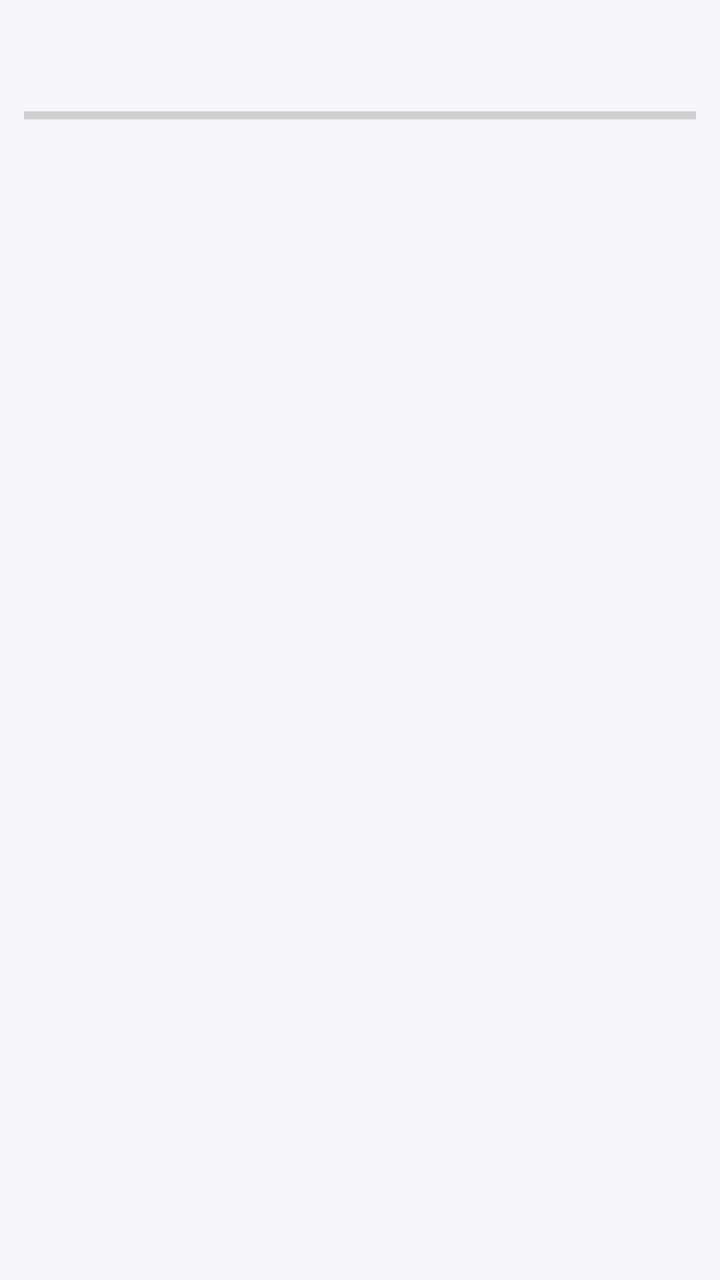
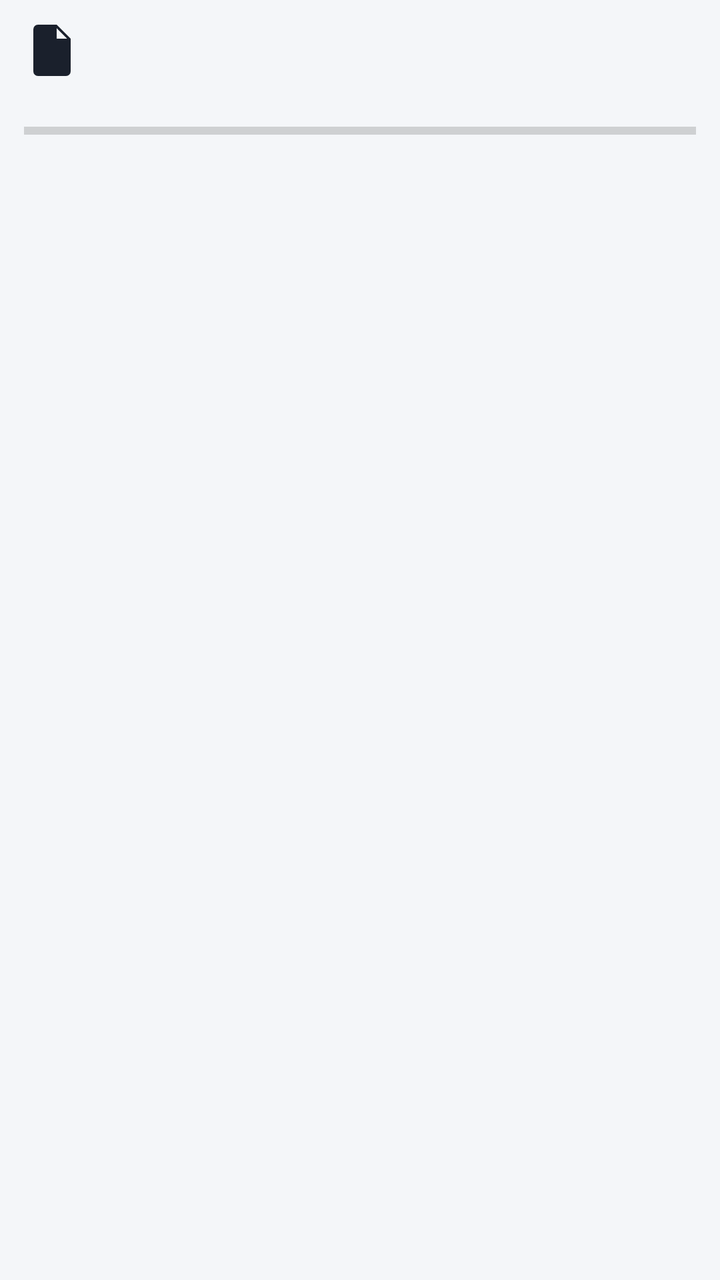

The first picture is an Android layout as it rendered before a commit; the second is the same layout after the commit. The layout source and the unified diff follow.
<!-- AndroidManifest.xml: application theme Theme.ScreenKit -->
<!-- res/layout/item_sync_log.xml -->
<?xml version="1.0" encoding="utf-8"?>
<LinearLayout xmlns:android="http://schemas.android.com/apk/res/android"
    android:layout_width="match_parent"
    android:layout_height="wrap_content"
    android:orientation="vertical"
    android:paddingStart="12dp"
    android:paddingEnd="12dp"
    android:paddingTop="10dp"
    android:paddingBottom="10dp">

    <LinearLayout
        android:layout_width="match_parent"
        android:layout_height="wrap_content"
        android:orientation="horizontal"
        android:gravity="center_vertical">

        <TextView
            android:id="@+id/lbtitle"
            android:layout_width="0dp"
            android:layout_height="wrap_content"
            android:layout_weight="1"
            android:ellipsize="end"
            android:maxLines="1"
            android:textColor="@color/text"
            android:textSize="15sp" />

        <TextView
            android:id="@+id/lbpct"
            android:layout_width="wrap_content"
            android:layout_height="wrap_content"
            android:layout_marginStart="8dp"
            android:textColor="@color/muted"
            android:textSize="12sp" />
    </LinearLayout>

    <TextView
        android:id="@+id/lbsub"
        android:layout_width="match_parent"
        android:layout_height="wrap_content"
        android:layout_marginTop="2dp"
        android:ellipsize="end"
        android:maxLines="1"
        android:textColor="@color/muted"
        android:textSize="12sp" />

    <ProgressBar
        android:id="@+id/bar"
        style="?android:attr/progressBarStyleHorizontal"
        android:layout_width="match_parent"
        android:layout_height="6dp"
        android:layout_marginTop="6dp"
        android:max="100"
        android:progress="0" />
</LinearLayout>
<!-- resources referenced by this layout -->
<resources>
  <color name="muted">#718096</color>
  <color name="text">#1A202C</color>
  <style name="Theme.ScreenKit" parent="Theme.MaterialComponents.DayNight.DarkActionBar">
          <item name="android:windowBackground">@color/bg</item>
          <item name="colorPrimary">@color/accent</item>
          <item name="colorPrimaryVariant">@color/accent_dark</item>
          <item name="colorOnPrimary">#FFFFFF</item>
          <item name="colorAccent">@color/accent</item>
          <item name="android:statusBarColor">@color/accent_dark</item>
      </style>
  <color name="bg">#F4F6F9</color>
  <color name="accent">#3B82F6</color>
  <color name="accent_dark">#2563EB</color>
</resources>

<!-- the commit's change to res/layout/item_sync_log.xml (unified diff, before → after) -->
@@ -13,6 +13,14 @@
         android:layout_height="wrap_content"
         android:orientation="horizontal"
         android:gravity="center_vertical">
+
+        <ImageView
+            android:id="@+id/icfile"
+            android:layout_width="28dp"
+            android:layout_height="28dp"
+            android:layout_marginEnd="8dp"
+            android:contentDescription="@null"
+            android:src="@drawable/ic_file" />
 
         <TextView
             android:id="@+id/lbtitle"
<!-- resource entries referenced after the edit -->
@@ -2,6 +2,13 @@
 <resources>
   <color name="muted">#718096</color>
   <color name="text">#1A202C</color>
+  <!-- drawable ic_file (drawable) -->
+  <?xml version="1.0" encoding="utf-8"?>
+  <vector xmlns:android="http://schemas.android.com/apk/res/android"
+      android:width="24dp" android:height="24dp" android:viewportWidth="24" android:viewportHeight="24">
+      <path android:fillColor="#1A202C"
+          android:pathData="M6,2h8l6,6v14a2,2 0,0 1,-2 2H6a2,2 0,0 1,-2 -2V4a2,2 0,0 1,2 -2zm8,1.5V8h4.5z"/>
+  </vector>
   <style name="Theme.ScreenKit" parent="Theme.MaterialComponents.DayNight.DarkActionBar">
           <item name="android:windowBackground">@color/bg</item>
           <item name="colorPrimary">@color/accent</item>
